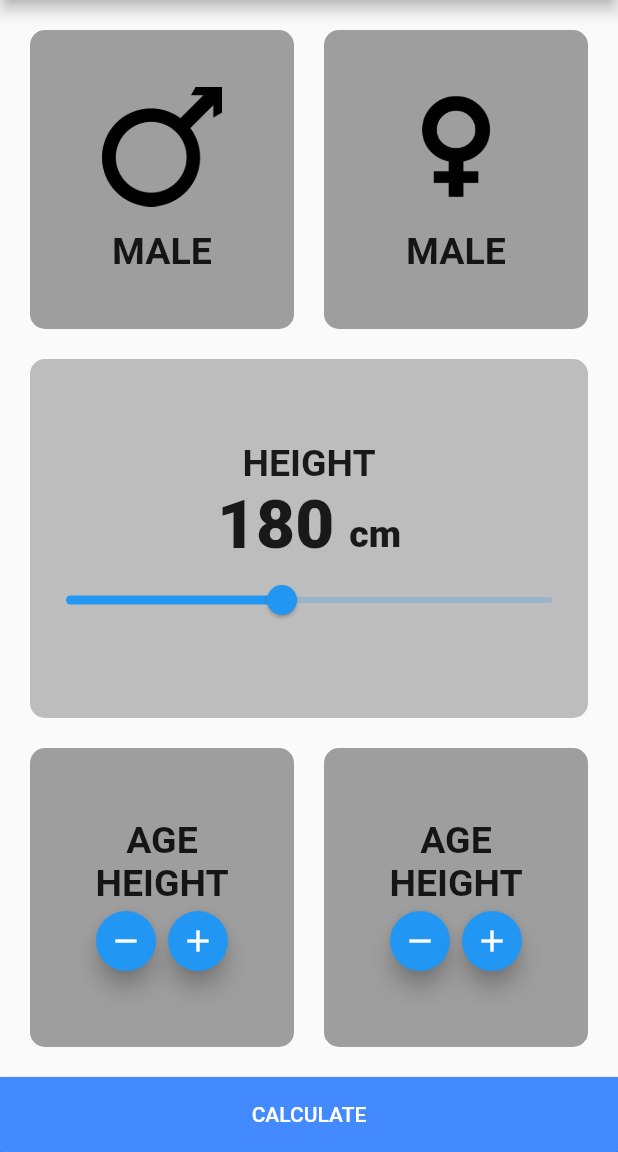
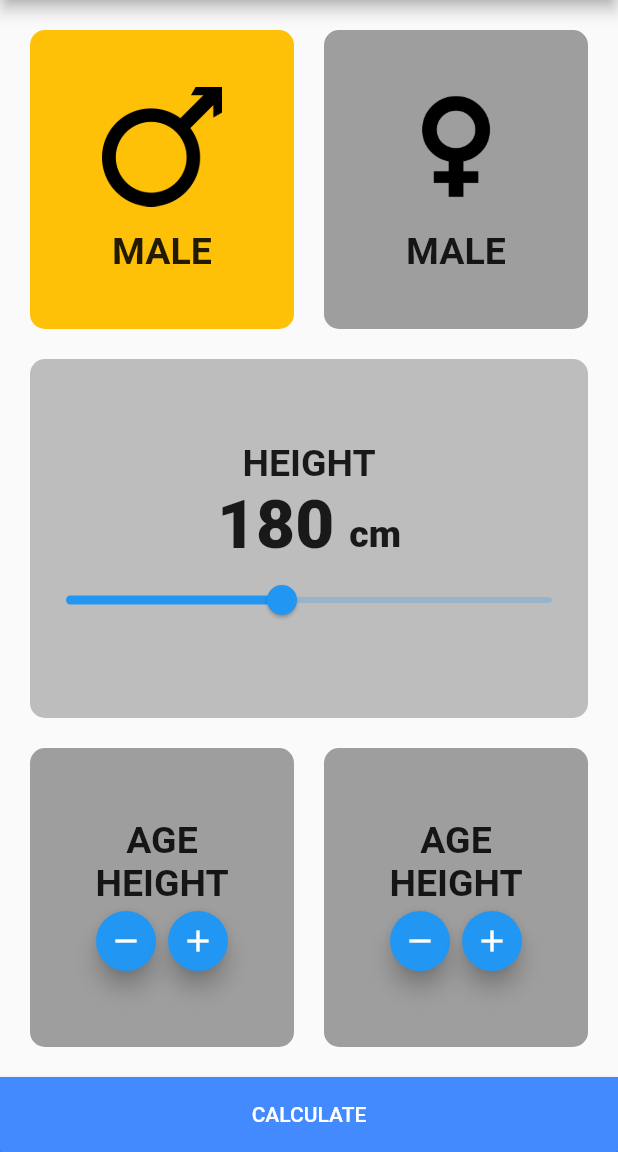
Before and after one commit to Devsaci/bmi_calculator_mansour, a Flutter app: the screen it shows after launch, after a tap on "MALE", on a phone screen of 412 x 824 dp, the part 84-1236 px from its top. Run offline on Flutter 3.47's test engine with Material 2 defaults, Android fonts, the phone set to English and light mode, and no system bars.

Commit message:
_color = Colors.amber;

```diff
--- a/lib/bmi_screen.dart
+++ b/lib/bmi_screen.dart
@@ -16,6 +16,7 @@ class BmiScreen extends StatefulWidget {
 
 class _BmiScreenState extends State<BmiScreen> {
   bool isMale = true;
+   Color _color = Colors.grey;
 
   @override
   Widget build(BuildContext context) {
@@ -30,7 +31,11 @@ class _BmiScreenState extends State<BmiScreen> {
                 children: [
                   Expanded(
                     child: GestureDetector(
-                      onTap: () {},
+                      onTap: () {
+                        setState(() {
+                          _color = Colors.amber;
+                        });
+                      },
                       child: Container(
                         child: Column(
                           mainAxisAlignment: MainAxisAlignment.center,
@@ -52,7 +57,7 @@ class _BmiScreenState extends State<BmiScreen> {
                         ),
                         decoration: BoxDecoration(
                           borderRadius: BorderRadius.circular(10.0),
-                          color: Colors.grey,
+                          color: _color,
                         ),
                       ),
                     ),
```
